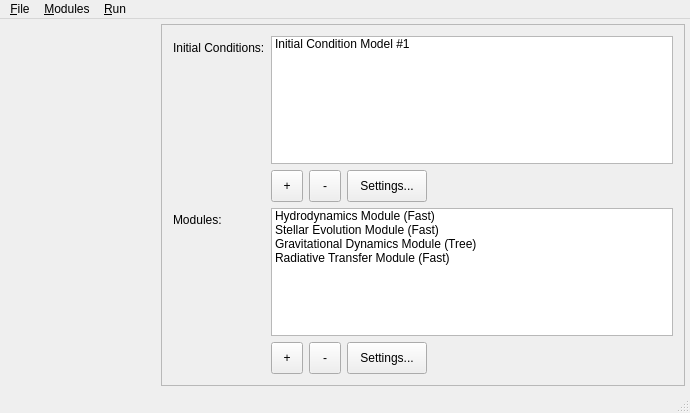
Above: Code/exp_design/ui_experimentmanager.ui from economou/gpunit before the change. Below: the same form after it.
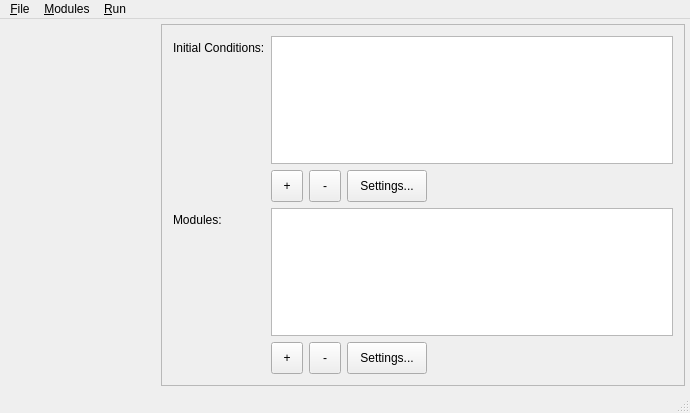
That is the form after the change. Custom widgets are drawn as their Qt base class.

Commit message: More GUI items added to the design files.

The edit to the form file:
```diff
--- a/Code/exp_design/ui_experimentmanager.ui
+++ b/Code/exp_design/ui_experimentmanager.ui
@@ -71,13 +71,7 @@
       </property>
       <layout class="QFormLayout" name="formLayout">
        <item row="0" column="1">
-        <widget class="QListWidget" name="initCondList">
-         <item>
-          <property name="text">
-           <string>Initial Condition Model #1</string>
-          </property>
-         </item>
-        </widget>
+        <widget class="QListWidget" name="initCondList"/>
        </item>
        <item row="0" column="0">
         <widget class="QLabel" name="initCondLabel">
@@ -87,28 +81,7 @@
         </widget>
        </item>
        <item row="3" column="1">
-        <widget class="QListWidget" name="moduleList">
-         <item>
-          <property name="text">
-           <string>Hydrodynamics Module (Fast)</string>
-          </property>
-         </item>
-         <item>
-          <property name="text">
-           <string>Stellar Evolution Module (Fast)</string>
-          </property>
-         </item>
-         <item>
-          <property name="text">
-           <string>Gravitational Dynamics Module (Tree)</string>
-          </property>
-         </item>
-         <item>
-          <property name="text">
-           <string>Radiative Transfer Module (Fast)</string>
-          </property>
-         </item>
-        </widget>
+        <widget class="QListWidget" name="moduleList"/>
        </item>
        <item row="3" column="0">
         <widget class="QLabel" name="moduleLabel">
```
Left out of the diff: 18 changed lines with no effect on the pictures. The commit also changes 1 other file.
